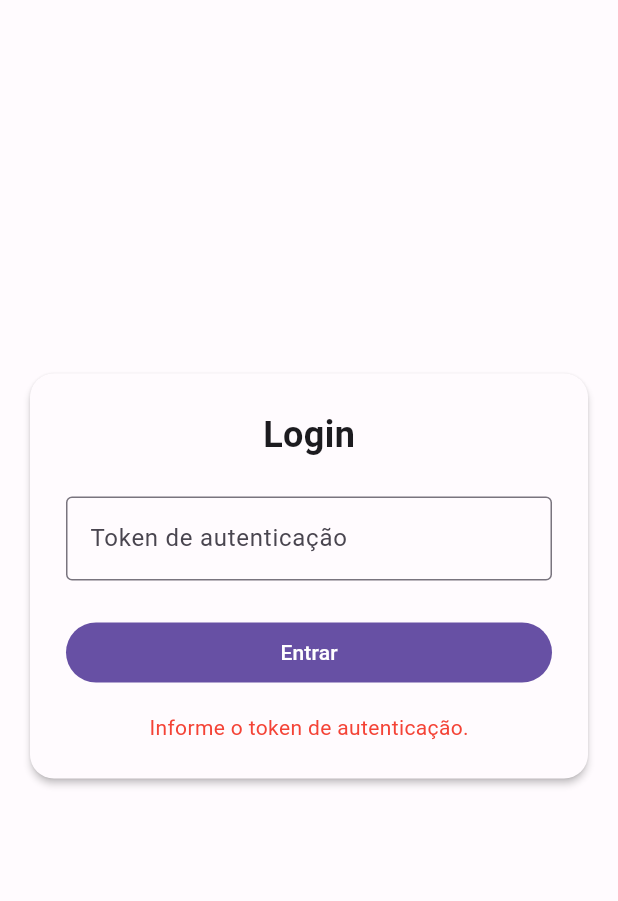
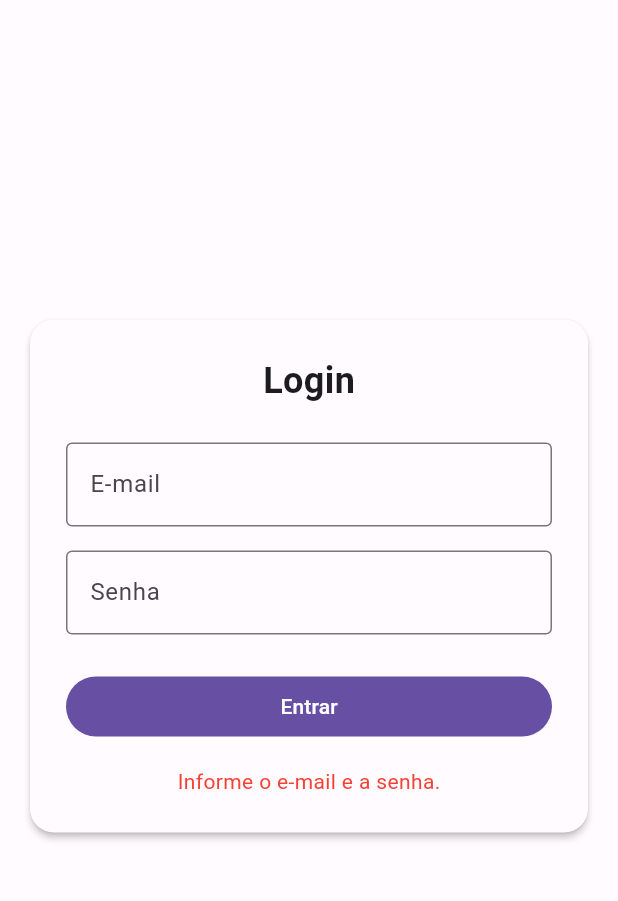
Before and after one commit to igorrhamon/the_old_reader, a Flutter app: the screen it shows after launch, after a tap on "Entrar", on a phone screen of 412 x 824 dp, the part 84-985 px from its top. Run offline on Flutter 3.47's test engine with Material 3 defaults, Android fonts, the phone set to English and light mode, and no system bars; our stand-ins replace flutter_secure_storage.

Commit message:
Adiciona arquivos de configuração e implementa autenticação com e-mail e senha

```diff
--- /dev/null
+++ b/devtools_options.yaml
@@ -0,0 +1,3 @@
+description: This file stores settings for Dart & Flutter DevTools.
+documentation: https://docs.flutter.dev/tools/devtools/extensions#configure-extension-enablement-states
+extensions:
--- a/lib/main.dart
+++ b/lib/main.dart
@@ -1,6 +1,8 @@
 import 'package:flutter/material.dart';
 import 'package:the_old_reader/home_page.dart';
 import 'old_reader_api.dart';
+import 'package:http/http.dart' as http;
+import 'dart:convert';
 
 void main() {
   runApp(const MyApp());
@@ -202,7 +204,8 @@ class LoginPage extends StatefulWidget {
 }
 
 class _LoginPageState extends State<LoginPage> {
-  final _controller = TextEditingController();
+  final _emailController = TextEditingController();
+  final _passwordController = TextEditingController();
   String? _error;
   bool _loading = false;
 
@@ -211,23 +214,59 @@ class _LoginPageState extends State<LoginPage> {
       _loading = true;
       _error = null;
     });
-    final token = _controller.text.trim();
-    if (token.isEmpty) {
+    final email = _emailController.text.trim();
+    final password = _passwordController.text;
+    if (email.isEmpty || password.isEmpty) {
       setState(() {
-        _error = 'Informe o token de autenticação.';
+        _error = 'Informe o e-mail e a senha.';
         _loading = false;
       });
       return;
     }
-    final api = OldReaderApi(token);
-    final response = await api.getUserInfo();
-    if (response.statusCode == 200) {
-      if (widget.onLogin != null) {
-        widget.onLogin!(api);
+
+    try {
+      final url = Uri.parse('http://localhost:3000/proxy/accounts/ClientLogin');
+      final body = 'client=theoldreader_flutter_app&accountType=HOSTED_OR_GOOGLE&service=reader&Email=${Uri.encodeComponent(email)}&Passwd=${Uri.encodeComponent(password)}&output=json';
+      final response = await http.post(
+        url,
+        headers: {'Content-Type': 'application/x-www-form-urlencoded'},
+        body: body,
+      );
+      if (response.statusCode == 200) {
+        final data = response.body;
+        String? token;
+        // Tenta extrair o token do JSON ou do texto
+        try {
+          final json = data.startsWith('{') ? jsonDecode(data) : null;
+          if (json != null && json['Auth'] != null) {
+            token = json['Auth'];
+          }
+        } catch (_) {
+          // fallback para texto plano
+          final match = RegExp(r'Auth=(.+)').firstMatch(data);
+          if (match != null) token = match.group(1);
+        }
+        if (token != null && token.isNotEmpty) {
+          final api = OldReaderApi(token);
+          final userInfo = await api.getUserInfo();
+          if (userInfo.statusCode == 200) {
+            if (widget.onLogin != null) widget.onLogin!(api);
+            return;
+          }
+        }
+        setState(() {
+          _error = 'E-mail ou senha inválidos.';
+          _loading = false;
+        });
+      } else {
+        setState(() {
+          _error = 'Erro ao autenticar: ${response.statusCode}';
+          _loading = false;
+        });
       }
-    } else {
+    } catch (e) {
       setState(() {
-        _error = 'Token inválido ou erro de autenticação.';
+        _error = 'Erro: $e';
         _loading = false;
       });
     }
@@ -249,11 +288,22 @@ class _LoginPageState extends State<LoginPage> {
                 const Text('Login', style: TextStyle(fontSize: 24, fontWeight: FontWeight.bold)),
                 const SizedBox(height: 24),
                 TextField(
-                  controller: _controller,
+                  controller: _emailController,
                   decoration: const InputDecoration(
-                    labelText: 'Token de autenticação',
+                    labelText: 'E-mail',
                     border: OutlineInputBorder(),
                   ),
+                  keyboardType: TextInputType.emailAddress,
+                  enabled: !_loading,
+                ),
+                const SizedBox(height: 16),
+                TextField(
+                  controller: _passwordController,
+                  decoration: const InputDecoration(
+                    labelText: 'Senha',
+                    border: OutlineInputBorder(),
+                  ),
+                  obscureText: true,
                   enabled: !_loading,
                 ),
                 const SizedBox(height: 24),
--- a/pubspec.yaml
+++ b/pubspec.yaml
@@ -39,6 +39,8 @@ dependencies:
   # The following adds the Cupertino Icons font to your application.
   # Use with the CupertinoIcons class for iOS style icons.
   cupertino_icons: ^1.0.8
+  shared_preferences: ^2.5.3
+  flutter_secure_storage: ^9.2.4
 
 dev_dependencies:
   flutter_test:
```
Also changed, not shown: analysis_options.yaml (added, +28 -0 lines), lib/main_scaffold.dart (+83 -13 lines), 1 other file.
